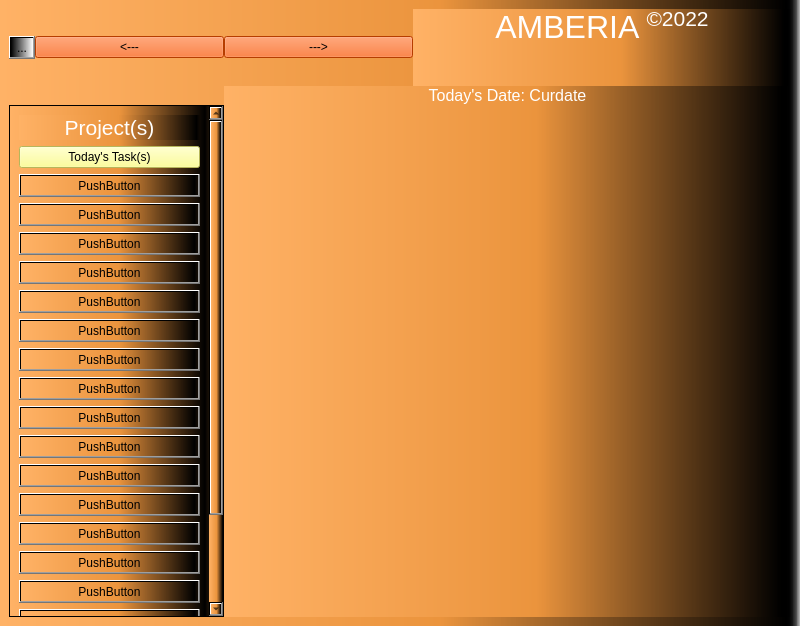
First picture: the form in Codebase/GUI/UI Files/MainWindow.ui, repository Mulukulum/Amberia, before the edit.
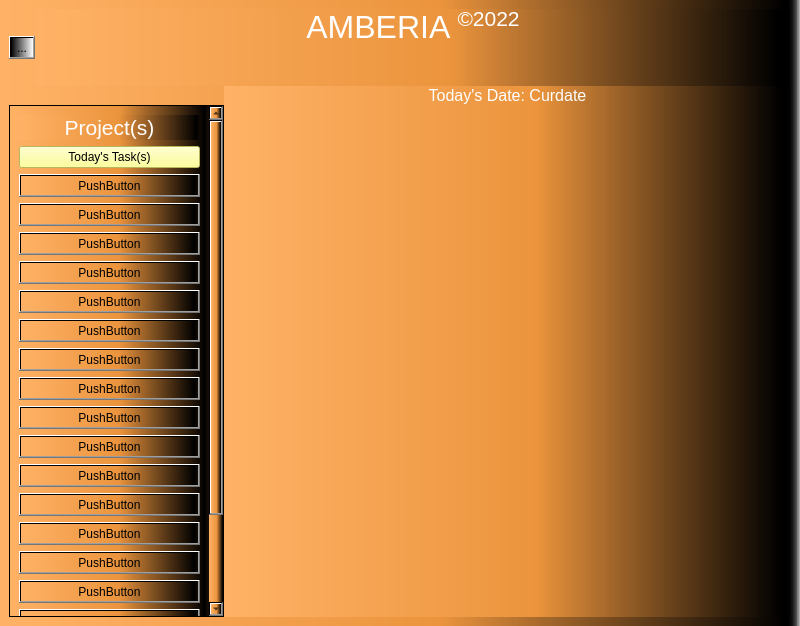
Second picture: the form after the edit.

```diff
--- a/Codebase/GUI/UI Files/MainWindow.ui
+++ b/Codebase/GUI/UI Files/MainWindow.ui
@@ -49,43 +49,6 @@
         </property>
        </widget>
       </item>
-      <item row="0" column="3" colspan="2">
-       <widget class="QLabel" name="title_label">
-        <property name="text">
-         <string>&lt;html&gt;&lt;head/&gt;&lt;body&gt;&lt;p align=&quot;center&quot;&gt;&lt;span style=&quot; font-size:24pt; color:#ffffff;&quot;&gt;AMBERIA &lt;/span&gt;&lt;span style=&quot; font-size:24pt; color:#ffffff; vertical-align:super;&quot;&gt;©2022&lt;/span&gt;&lt;/p&gt;&lt;p align=&quot;center&quot;&gt;&lt;br/&gt;&lt;/p&gt;&lt;/body&gt;&lt;/html&gt;</string>
-        </property>
-       </widget>
-      </item>
-      <item row="0" column="1">
-       <widget class="QPushButton" name="left_button">
-        <property name="styleSheet">
-         <string notr="true">background: rgb(255, 85, 0)</string>
-        </property>
-        <property name="text">
-         <string>&lt;---</string>
-        </property>
-       </widget>
-      </item>
-      <item row="0" column="0">
-       <widget class="QToolButton" name="settings_button">
-        <property name="styleSheet">
-         <string notr="true">background: qlineargradient(spread:pad, x1:0, y1:0, x2:1, y2:0, stop:0 rgba(0, 0, 0, 255), stop:1 rgba(255, 255, 255, 255))</string>
-        </property>
-        <property name="text">
-         <string>...</string>
-        </property>
-       </widget>
-      </item>
-      <item row="0" column="2">
-       <widget class="QPushButton" name="right_button">
-        <property name="styleSheet">
-         <string notr="true">background: rgb(255, 85, 0)</string>
-        </property>
-        <property name="text">
-         <string>---&gt;</string>
-        </property>
-       </widget>
-      </item>
       <item row="4" column="0" colspan="2">
        <widget class="QScrollArea" name="ProjectScrollArea">
         <property name="widgetResizable">
@@ -255,6 +218,23 @@
         </widget>
        </widget>
       </item>
+      <item row="0" column="0" rowspan="2">
+       <widget class="QToolButton" name="settings_button">
+        <property name="styleSheet">
+         <string notr="true">background: qlineargradient(spread:pad, x1:0, y1:0, x2:1, y2:0, stop:0 rgba(0, 0, 0, 255), stop:1 rgba(255, 255, 255, 255))</string>
+        </property>
+        <property name="text">
+         <string>...</string>
+        </property>
+       </widget>
+      </item>
+      <item row="0" column="1" colspan="4">
+       <widget class="QLabel" name="title_label">
+        <property name="text">
+         <string>&lt;html&gt;&lt;head/&gt;&lt;body&gt;&lt;p align=&quot;center&quot;&gt;&lt;span style=&quot; font-size:24pt; color:#ffffff;&quot;&gt;AMBERIA &lt;/span&gt;&lt;span style=&quot; font-size:24pt; color:#ffffff; vertical-align:super;&quot;&gt;©2022&lt;/span&gt;&lt;/p&gt;&lt;p align=&quot;center&quot;&gt;&lt;br/&gt;&lt;/p&gt;&lt;/body&gt;&lt;/html&gt;</string>
+        </property>
+       </widget>
+      </item>
      </layout>
     </item>
    </layout>
```
Left out of the diff: 2 changed lines with no effect on the pictures.
